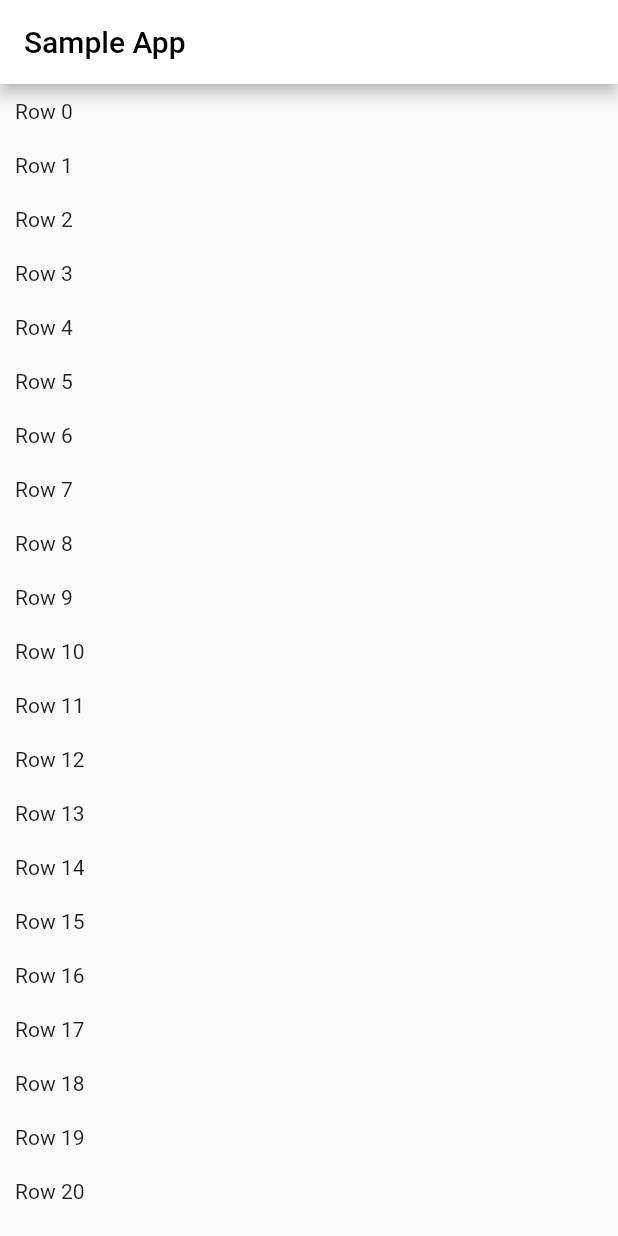
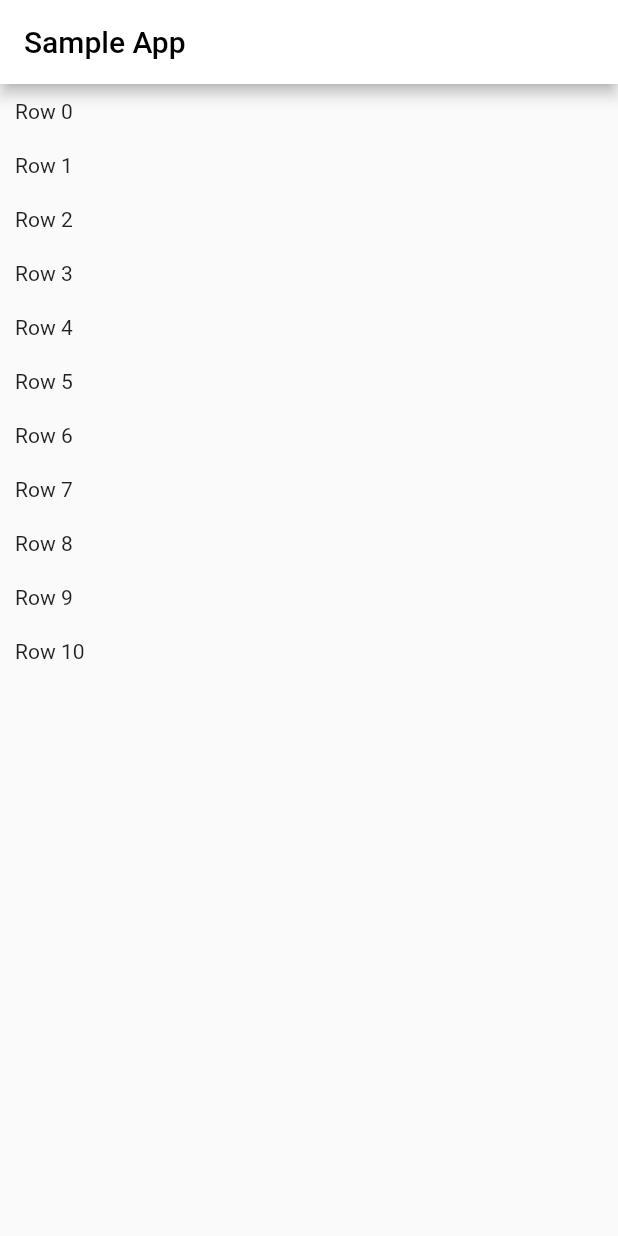
Before and after one commit to Sodo123/randomword, a Flutter app: the screen it shows after launch, after a tap on an icon or button, on a phone screen of 412 x 824 dp. Run offline on Flutter 3.47's test engine with Material 2 defaults, Android fonts, the phone set to English and light mode, and no system bars.

Commit message:
dymamic add row

```diff
--- a/lib/main.dart
+++ b/lib/main.dart
@@ -21,7 +21,7 @@ class MyApp extends StatelessWidget {
           foregroundColor: Colors.black
         ),
       ),
-      home: SampleAppPage(),
+      home: const SampleAppPage(),
     );
   }
 }
@@ -35,39 +35,30 @@ class SampleAppPage extends StatefulWidget {
 
 class _SamplePageState extends State<SampleAppPage> {
 
-  List<Map<String, dynamic>> data = [];
+  List<Widget> widgets = [];
 
   @override
   void initState() {
     // TODO: implement initState
     super.initState();
-    loadData();
+    for(int i=0; i < 10; i++) {
+        widgets.add(getRow(i));
+    }
   }
 
-  Future<void> loadData() async {
-    final Uri dataURL = Uri.parse('https://jsonplaceholder.typicode.com/posts');
-    final http.Response response = await http.get(dataURL);
+  Widget getRow(int i) {
+    return GestureDetector(
+      onTap: () {
         setState(() {
-      data = List<Map<String, dynamic>>.from(jsonDecode(response.body));
+          widgets.add(getRow(widgets.length));
+          developer.log('tapped $i');
         });
-  }
-
-  List<Widget> _getListData() {
-    final List<Widget>  widgets = [];
-    for(int i=0; i < 100; i++) {
-      widgets.add(
-        GestureDetector(
-          onTap:() {
-            developer.log('row tapped');
       },
       child: Padding(
         padding: const EdgeInsets.all(10.0),
         child: Text('Row $i'),
       ),
-        )
     );
-    }
-    return widgets;
   }
 
   @override
@@ -77,7 +68,12 @@ class _SamplePageState extends State<SampleAppPage> {
       appBar: AppBar(
         title: const Text('Sample App'),
       ),
-      body: ListView(children: _getListData()),
+      body: ListView.builder(
+        itemBuilder: (context, position) {
+          return getRow(position);
+        },
+        itemCount: widgets.length,
+      ),
     );
   }
 
```
Lines whose indentation alone changed are shown as unchanged.
